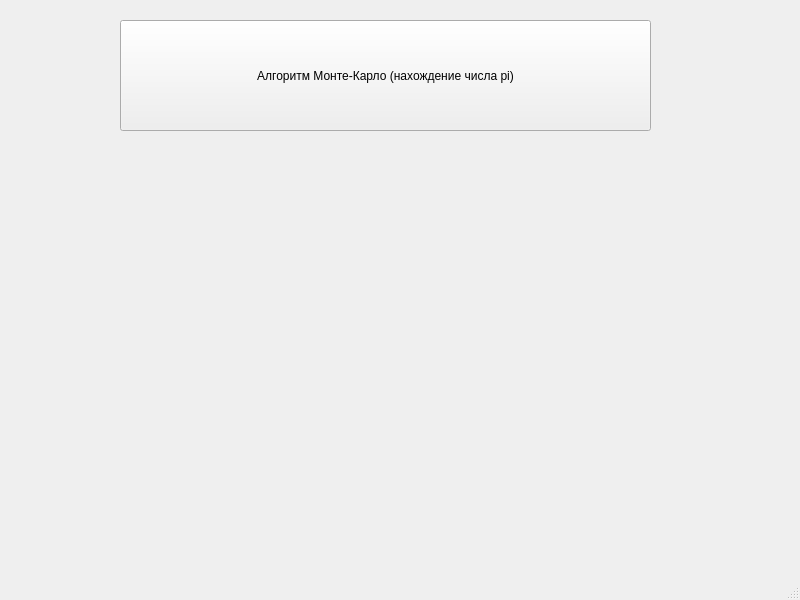
This is mainwindow.ui in N0M1N4T3D/Randomized_Algorithms as Qt 5 draws it before an edit. The edited form follows.
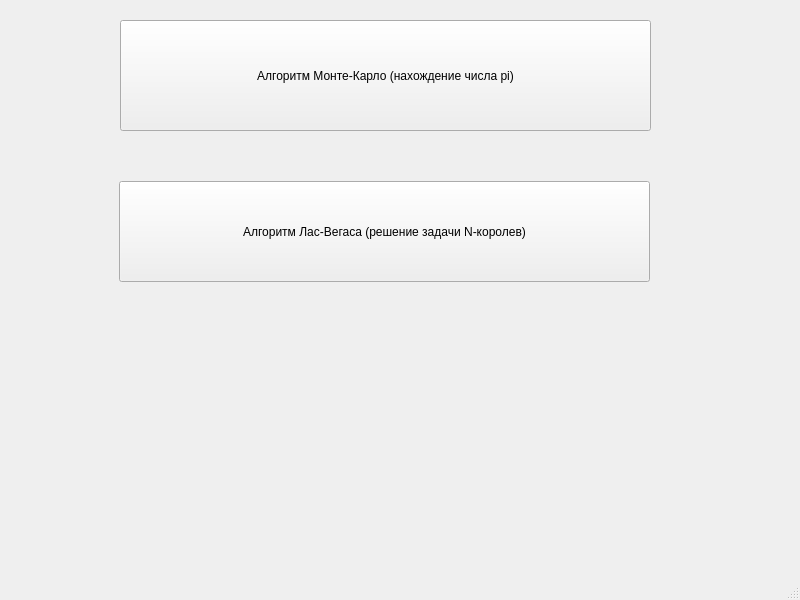
This is the edited form.

Commit message: Добавлен алгоритм Лас-Вегас

```diff
--- a/mainwindow.ui
+++ b/mainwindow.ui
@@ -27,6 +27,19 @@
      <string>Алгоритм Монте-Карло (нахождение числа pi)</string>
     </property>
    </widget>
+   <widget class="QPushButton" name="pushButton_2">
+    <property name="geometry">
+     <rect>
+      <x>119</x>
+      <y>181</y>
+      <width>531</width>
+      <height>101</height>
+     </rect>
+    </property>
+    <property name="text">
+     <string>Алгоритм Лас-Вегаса (решение задачи N-королев)</string>
+    </property>
+   </widget>
   </widget>
   <widget class="QMenuBar" name="menubar">
    <property name="geometry">
```
The commit also changes 6 other files.
